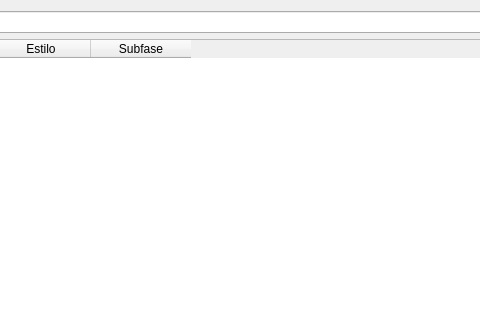
dsgoficial/SAP_Gerente, file uis/mStyleProfiles.ui: the form before one commit; both pictures show x 121 to 601 and y 0 to 320 of the 869 by 462 pixel window.
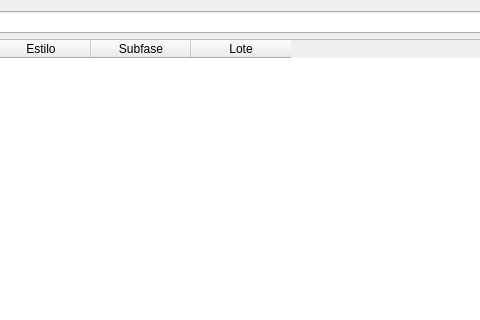
The form after the commit.

Diff of the .ui file:
```diff
--- a/uis/mStyleProfiles.ui
+++ b/uis/mStyleProfiles.ui
@@ -34,6 +34,11 @@
        <string>Subfase</string>
       </property>
      </column>
+     <column>
+      <property name="text">
+       <string>Lote</string>
+      </property>
+     </column>
     </widget>
    </item>
    <item row="2" column="0">
```
